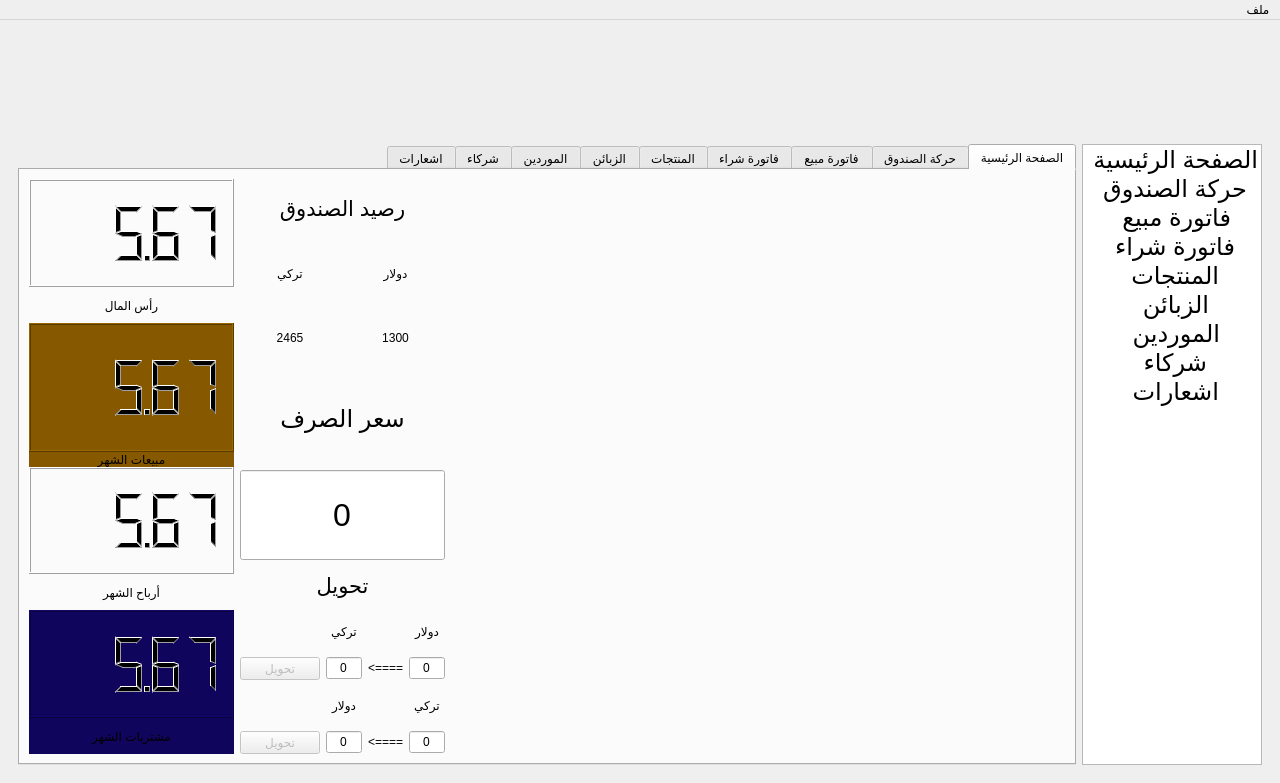
Qt form j_shop.ui (sameraga/Al_Jamal_Shop) before a commit.
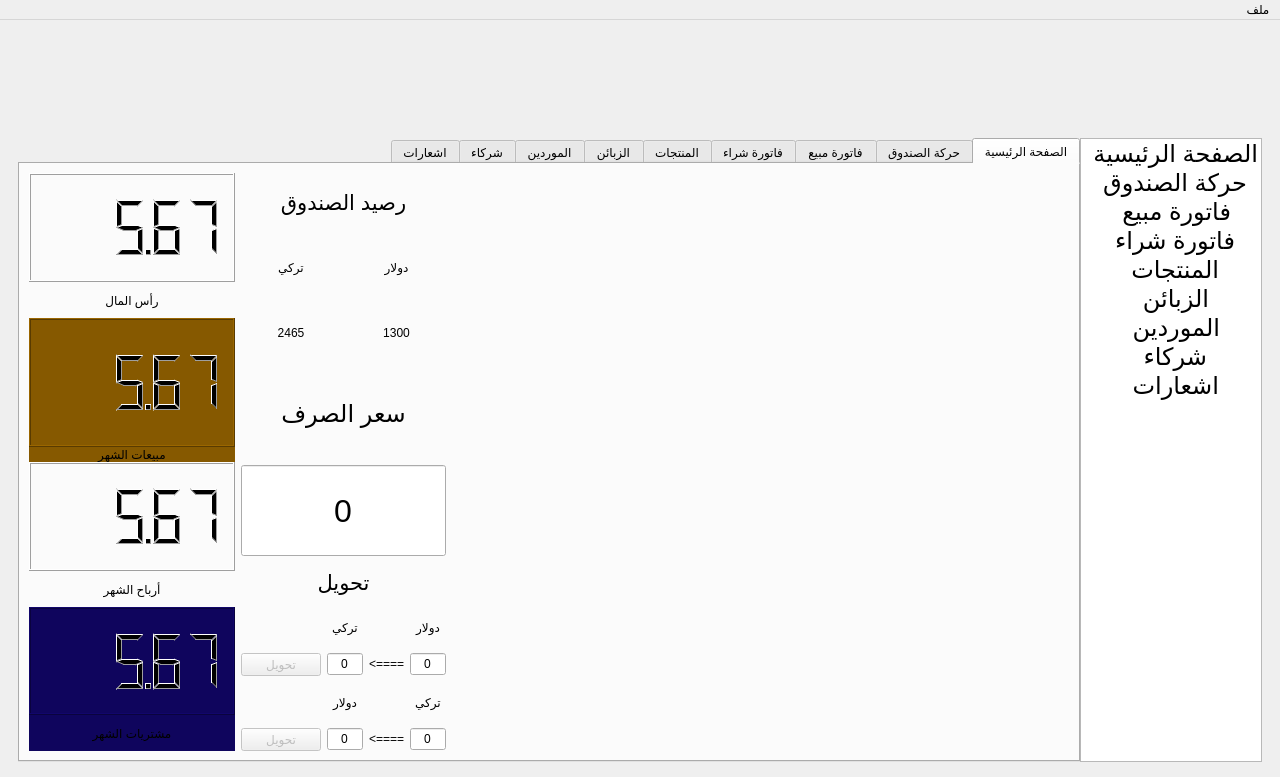
The same form after that commit. The open tabs and pages were chosen to show the change. Icons and pictures are not drawn.

Patch:
```diff
--- a/j_shop.ui
+++ b/j_shop.ui
@@ -7,7 +7,7 @@
     <x>0</x>
     <y>0</y>
     <width>1280</width>
-    <height>783</height>
+    <height>777</height>
    </rect>
   </property>
   <property name="windowTitle">
@@ -28,7 +28,13 @@
        <number>0</number>
       </property>
       <widget class="QWidget" name="page">
-       <layout class="QVBoxLayout" name="verticalLayout_18">
+       <layout class="QVBoxLayout" name="verticalLayout_18" stretch="0,1">
+        <property name="spacing">
+         <number>0</number>
+        </property>
+        <property name="bottomMargin">
+         <number>6</number>
+        </property>
         <item>
          <layout class="QHBoxLayout" name="horizontalLayout_2" stretch="9,2">
           <property name="spacing">
@@ -44,7 +50,7 @@
             </property>
             <property name="maximumSize">
              <size>
-              <width>1100</width>
+              <width>1140</width>
               <height>100</height>
              </size>
             </property>
@@ -105,7 +111,7 @@
          </layout>
         </item>
         <item>
-         <layout class="QHBoxLayout" name="horizontalLayout" stretch="1,6">
+         <layout class="QHBoxLayout" name="horizontalLayout" stretch="1,0">
           <item>
            <widget class="QListWidget" name="listWidget">
             <property name="sizePolicy">
@@ -463,6 +469,12 @@
                  <layout class="QVBoxLayout" name="verticalLayout_23" stretch="1,1">
                   <item>
                    <widget class="QLabel" name="label_60">
+                    <property name="sizePolicy">
+                     <sizepolicy hsizetype="Expanding" vsizetype="Expanding">
+                      <horstretch>0</horstretch>
+                      <verstretch>0</verstretch>
+                     </sizepolicy>
+                    </property>
                     <property name="font">
                      <font>
                       <pointsize>18</pointsize>
```
Left out of the diff: 17 changed lines with no effect on the pictures.
